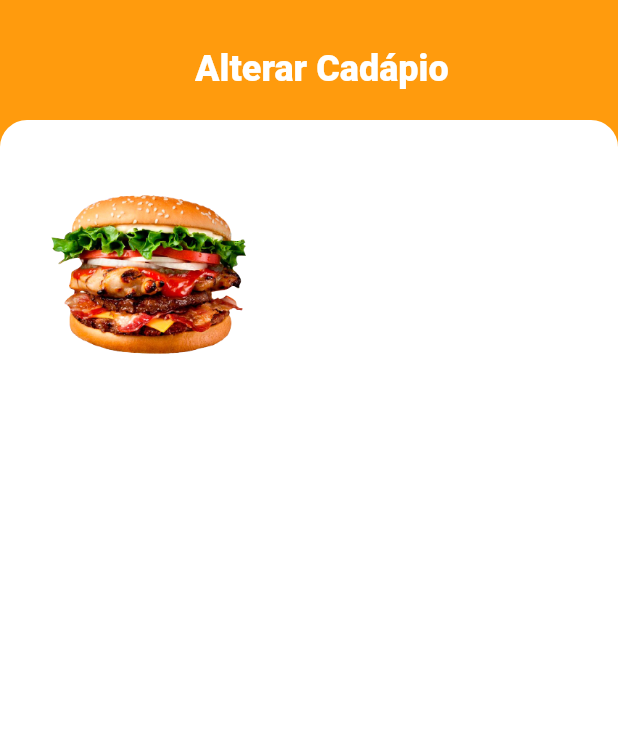
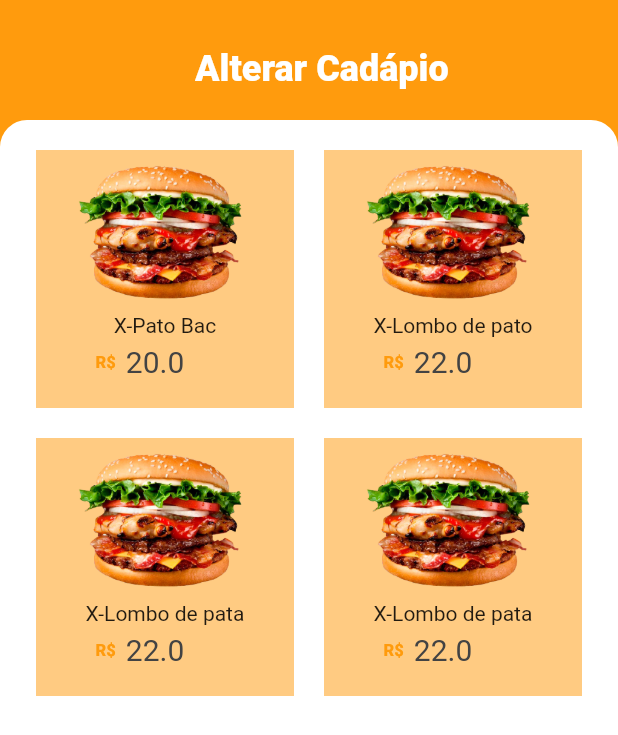
Before and after one commit to Kelvisck/PatoBurguer, a Flutter app: the screen it shows after launch, on a phone screen of 412 x 824 dp. Shown: the top 735 px of the screen. Run offline on Flutter 3.47's test engine with Material 2 defaults, Android fonts, the light colour scheme and no system bars; our stand-ins replace firebase_auth, firebase_core, google_sign_in; missing offline and left inert: dart:ffi; accounts and stored records are empty.

Commit message:
feat: feito a estrutura do grid e o card dos elementos

```diff
--- a/lib/assets/constantes.dart
+++ b/lib/assets/constantes.dart
@@ -7,6 +7,7 @@ class Constantes {
   static const Color CorfundoBranca = Color(0xFFFFFFFF);
   static const Color CorTexto1 = Color(0xFFFFB54B);
   static const Color CorBorda = Color(0XFF747474);
+  static const Color CorCardItem = Color(0xFFFFCB82);
 
   //textos
 
--- a/lib/cardapioAltera.dart
+++ b/lib/cardapioAltera.dart
@@ -17,7 +17,7 @@ class _AlteraCardapioState extends State<AlteraCardapio> {
         20.0,
         'carne',
         'lib/assets/recursos/pato-bacon_solo.png'),
-    /*ItemCardapio(
+    ItemCardapio(
         'X-Lombo de pato',
         'delicioso hamburguer de lombo de pato',
         'Pão, hamburguer, lombo de pato e queijo',
@@ -30,7 +30,14 @@ class _AlteraCardapioState extends State<AlteraCardapio> {
         'Pão, hamburguer, lombo de pato e queijo',
         22.00,
         'carne',
-        'lib/assets/recursos/pato-bacon_solo.png')*/
+        'lib/assets/recursos/pato-bacon_solo.png'),
+    ItemCardapio(
+        'X-Lombo de pata',
+        'delicioso hamburguer de lombo de pato',
+        'Pão, hamburguer, lombo de pato e queijo',
+        22.00,
+        'carne',
+        'lib/assets/recursos/pato-bacon_solo.png')
   ];
 
   void _adicionarLanche() {
@@ -59,6 +66,7 @@ class _AlteraCardapioState extends State<AlteraCardapio> {
           Positioned(
             top: 80,
             child: Container(
+              padding: EdgeInsets.only(left: 24, right: 24, top: 20),
               width: MediaQuery.of(context).size.width,
               height: MediaQuery.of(context).size.height - 80,
               decoration: BoxDecoration(
@@ -66,17 +74,23 @@ class _AlteraCardapioState extends State<AlteraCardapio> {
                   borderRadius: BorderRadius.only(
                       topLeft: Radius.circular(18),
                       topRight: Radius.circular(18))),
-                child: GridView.custom(
+              child: GridView.builder(
                 gridDelegate: SliverGridDelegateWithFixedCrossAxisCount(
                   crossAxisCount: 2,
+                  crossAxisSpacing: 20,
+                  mainAxisSpacing: 20,
                 ),
-                  childrenDelegate: SliverChildBuilderDelegate(
-                    (context, index) => LancheCard(
-                        _itens[index]), // Utiliza a classe LancheCard
-                    childCount: _itens.length,
+                itemBuilder: (context, index) {
+                  if (index < _itens.length) {
+                    // Verifica se o índice é válido antes de retornar o LancheCard
+                    return LancheCard(_itens[index]);
+                  } else {
+                    return null;
+                  }
+                },
               ),
             ),
-              ))
+          )
         ],
       ),
     );
--- a/lib/lancheCard.dart
+++ b/lib/lancheCard.dart
@@ -1,4 +1,5 @@
 import 'package:flutter/material.dart';
+import 'package:pato_burguer/assets/constantes.dart';
 import 'package:pato_burguer/models/Item_cardapio.dart';
 
 class LancheCard extends StatelessWidget {
@@ -9,9 +10,32 @@ class LancheCard extends StatelessWidget {
   @override
   Widget build(BuildContext context) {
     return Container(
-      width: 135,
-      height: 168.2,
-      child: Image.asset(item.image),
-    );
+        //color: Constantes.CorCardItem,
+        width: 135,
+        height: 168.2,
+        color: Constantes.CorCardItem,
+        child: Stack(
+          children: [
+            Image.asset(item.image),
+            Align(child: Text(item.nome), alignment: Alignment(0, 0.40)),
+            Align(
+              child: Text(
+                'R\$',
+                style: TextStyle(
+                    color: Constantes.corFundo,
+                    fontSize: 11,
+                    fontWeight: FontWeight.w800),
+              ),
+              alignment: Alignment(-0.5, 0.70),
+            ),
+            Align(
+              child: Text(
+                item.preco.toString(),
+                style: TextStyle(fontSize: 20, color: Color(0xFF434343)),
+              ),
+              alignment: Alignment(-0.1, 0.74),
+            )
+          ],
+        ));
   }
 }
--- a/lib/models/Item_cardapio.dart
+++ b/lib/models/Item_cardapio.dart
@@ -4,7 +4,7 @@ class ItemCardapio {
   String _nome = '';
   String _detalhes = "";
   String _ingredientes = "";
-  double _preco = 0;
+  double _preco = 0.00;
   String _tipo = '';
   String _imageUrl = '';
 
```
Lines whose indentation alone changed are shown as unchanged.
